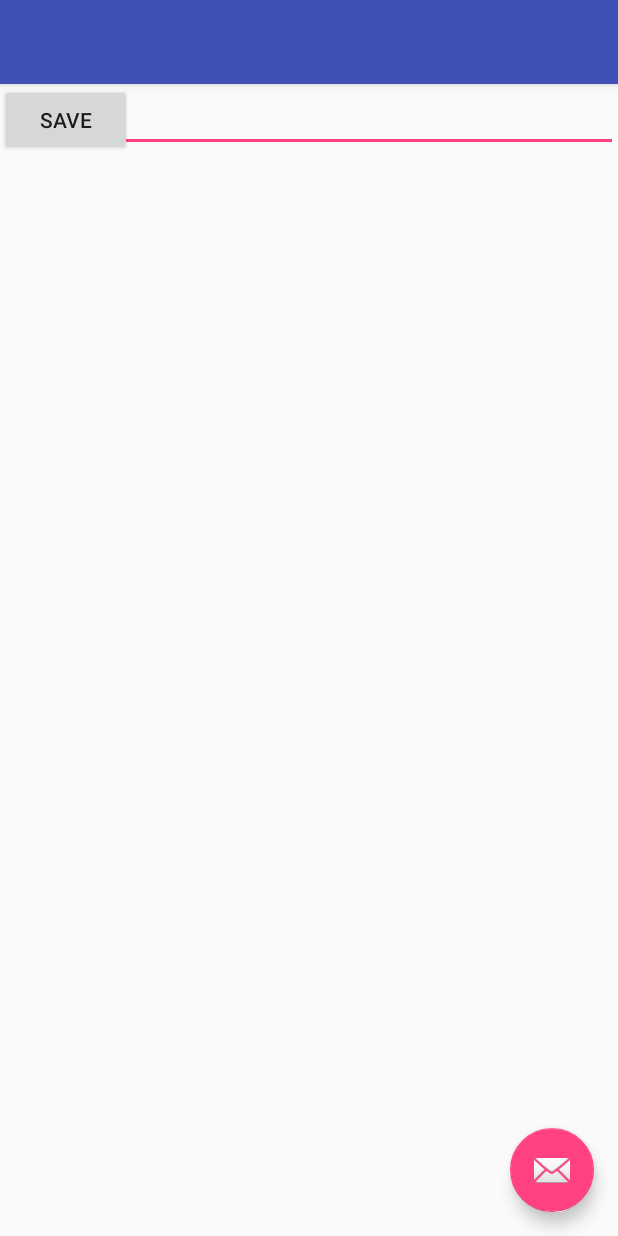
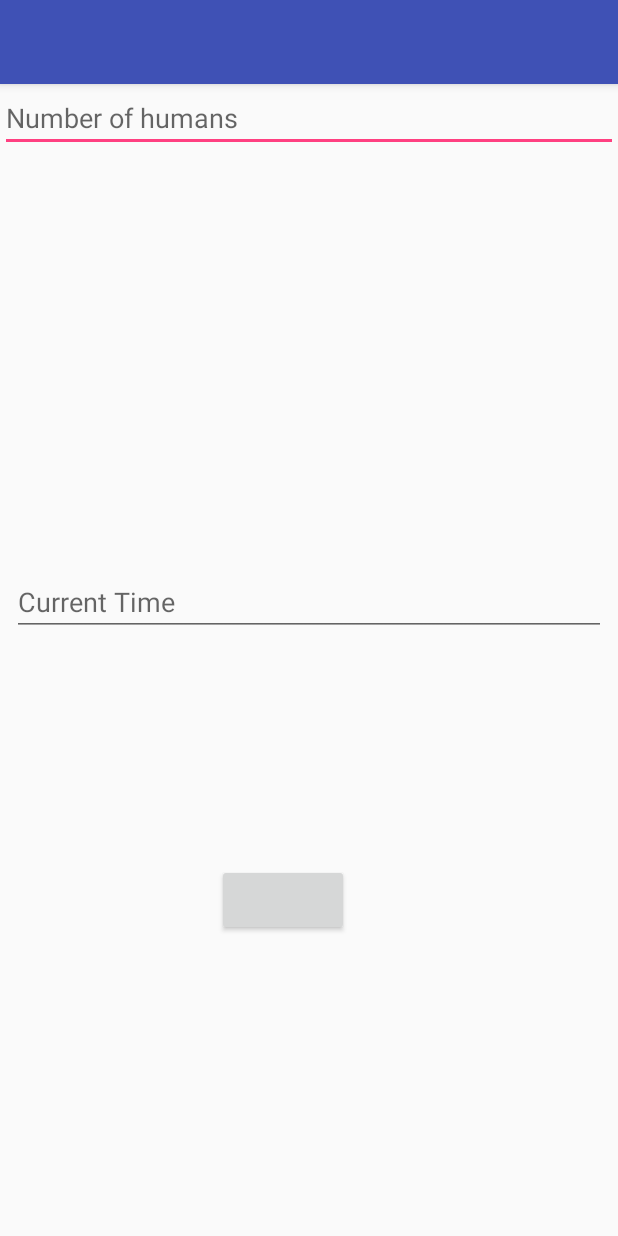
Before and after one commit to rohan-d3v/HvZ_android, an Android app: the editActivity screen opened directly, with no data from a screen before it, on a phone screen of 412 x 824 dp. Run offline under Robolectric (Android 15) with nearby library versions, the phone set to English and light mode, and no system bars.

Commit message:
Edited map marker, deleted MapsActivity and edited EditActivity to always update current time

```diff
--- a/app/src/main/AndroidManifest.xml
+++ b/app/src/main/AndroidManifest.xml
@@ -44,10 +44,6 @@
             android:label="@string/title_activity_main"
             android:theme="@style/AppTheme.NoActionBar" />
         <activity
-            android:name=".MapsActivity"
-            android:label="@string/title_activity_maps"
-            android:theme="@style/AppTheme.NoActionBar" />
-        <activity
             android:name=".editActivity"
             android:label="@string/title_activity_edit"
             android:theme="@style/AppTheme.NoActionBar" />
--- a/app/src/main/java/edu/acase/hvz/hvz_app/HumanActivity.java
+++ b/app/src/main/java/edu/acase/hvz/hvz_app/HumanActivity.java
@@ -47,6 +47,7 @@ public class HumanActivity extends AppCompatActivity implements OnMapReadyCallba
     }
 
     private GoogleMap gmap;
+    private static final int EDIT_REQUEST = 1;
 
     @Override
     public void onMapReady(GoogleMap googleMap) {
--- a/app/src/main/java/edu/acase/hvz/hvz_app/editActivity.java
+++ b/app/src/main/java/edu/acase/hvz/hvz_app/editActivity.java
@@ -14,7 +14,11 @@ import android.widget.EditText;
 import com.google.android.gms.maps.model.LatLng;
 import com.google.android.gms.maps.model.MarkerOptions;
 
- class editActivity extends Activity {
+import java.text.SimpleDateFormat;
+import java.util.Calendar;
+import java.util.Locale;
+
+class editActivity extends Activity {
     @Override
     protected void onCreate(Bundle savedInstanceState) {
         super.onCreate(savedInstanceState);
@@ -23,14 +27,21 @@ import com.google.android.gms.maps.model.MarkerOptions;
         final LatLng latlng = (LatLng) getIntent().getParcelableExtra("location");
 
         final EditText title = (EditText) findViewById(R.id.title);
+        final EditText time = (EditText) findViewById(R.id.time);
+        SimpleDateFormat timeF = new SimpleDateFormat("HH:mm", Locale.getDefault());
+        final String t = timeF.format(Calendar.getInstance().getTime());
+
         Button boton = (Button) findViewById(R.id.save);
         boton.setOnClickListener(new View.OnClickListener() {
             @Override
             public void onClick(final View view) {
                 MarkerOptions marker = new MarkerOptions().position(latlng);
-                if (title.getText() != null) {
-                    marker.title(title.getText().toString());
-                }
+                StringBuilder info = new StringBuilder();
+                info.append(title.getText().toString());
+                info.append(" human(s), ");
+                time.setText(t);
+                info.append(time.getText().toString());
+                marker.title(info.toString());
 
                 Intent resultIntent = new Intent();
                 resultIntent.putExtra("marker", marker);
--- a/app/src/main/res/layout/activity_edit.xml
+++ b/app/src/main/res/layout/activity_edit.xml
@@ -22,12 +22,4 @@
 
     <include layout="@layout/content_edit" />
 
-    <android.support.design.widget.FloatingActionButton
-        android:id="@+id/fab"
-        android:layout_width="wrap_content"
-        android:layout_height="wrap_content"
-        android:layout_gravity="bottom|end"
-        android:layout_margin="@dimen/fab_margin"
-        app:srcCompat="@android:drawable/ic_dialog_email" />
-
 </android.support.design.widget.CoordinatorLayout>
--- a/app/src/main/res/layout/content_edit.xml
+++ b/app/src/main/res/layout/content_edit.xml
@@ -13,11 +13,35 @@
             android:id="@+id/title"
             android:layout_width="match_parent"
             android:layout_height="wrap_content"
-            android:hint="Title"/>
+            android:hint="Number of humans"/>
+
+        <EditText
+            android:id="@+id/time"
+            android:layout_width="match_parent"
+            android:layout_height="wrap_content"
+            android:hint="Current Time"
+            android:layout_marginLeft="8dp"
+            app:layout_constraintLeft_toLeftOf="parent"
+            android:layout_marginRight="8dp"
+            app:layout_constraintRight_toRightOf="parent"
+            app:layout_constraintHorizontal_bias="0.444"
+            app:layout_constraintBottom_toBottomOf="parent"
+            android:layout_marginBottom="400dp"
+            android:layout_marginStart="8dp"
+            android:layout_marginEnd="8dp" />
+
 
         <Button
             android:id="@+id/save"
             android:layout_width="wrap_content"
             android:layout_height="wrap_content"
-            android:text="Save"/>
+            android:layout_marginLeft="8dp"
+            app:layout_constraintLeft_toLeftOf="parent"
+            android:layout_marginRight="8dp"
+            app:layout_constraintRight_toRightOf="parent"
+            app:layout_constraintHorizontal_bias="0.444"
+            app:layout_constraintBottom_toBottomOf="parent"
+            android:layout_marginBottom="200dp"
+            android:layout_marginStart="8dp"
+            android:layout_marginEnd="8dp" />
 </android.support.constraint.ConstraintLayout>
```
Also changed, not shown: app/src/main/java/edu/acase/hvz/hvz_app/MapsActivity.java (deleted, +0 -60 lines), app/src/main/java/edu/acase/hvz/hvz_app/ZombieActivity.java (+23 -18 lines), app/src/main/res/layout/activity_maps.xml (deleted, +0 -33 lines), app/src/main/res/layout/activity_stunned.xml (+19 -21 lines), app/src/main/res/layout/activity_z.xml (+3 -15 lines), app/src/main/res/layout/content_maps.xml (deleted, +0 -17 lines), 1 other file.
